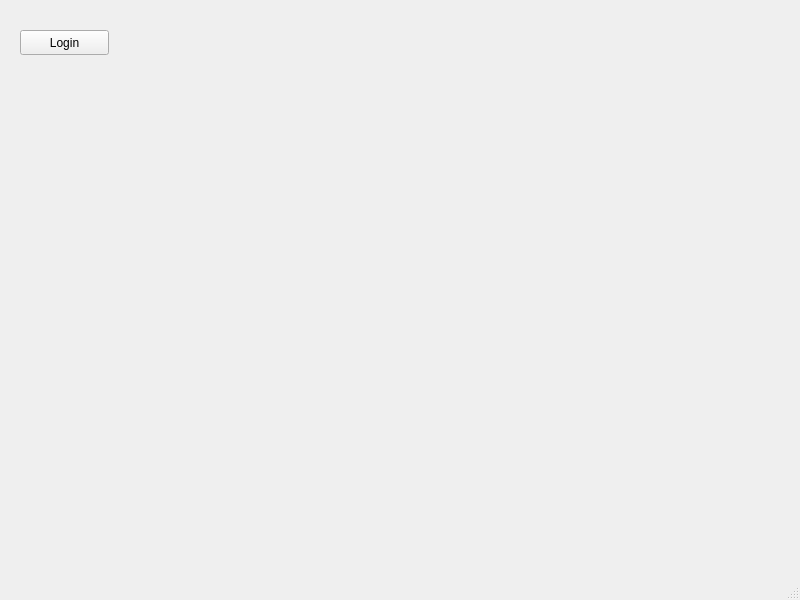
Qt form mainwindow.ui (IndeemaSoftware/QUWI-test) before a commit.
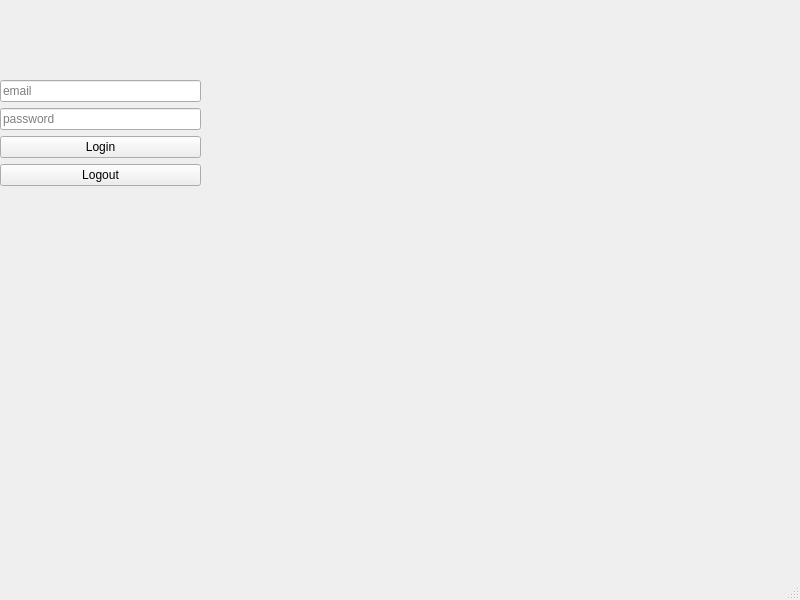
The same form after that commit.

Commit message: Finished login functionality

The edit to the form file:
```diff
--- a/mainwindow.ui
+++ b/mainwindow.ui
@@ -14,17 +14,86 @@
    <string>MainWindow</string>
   </property>
   <widget class="QWidget" name="centralwidget">
-   <widget class="QPushButton" name="loginButton">
+   <widget class="QWidget" name="widget" native="true">
     <property name="geometry">
      <rect>
-      <x>20</x>
-      <y>30</y>
-      <width>89</width>
-      <height>25</height>
+      <x>0</x>
+      <y>80</y>
+      <width>201</width>
+      <height>191</height>
      </rect>
     </property>
-    <property name="text">
-     <string>Login</string>
+    <layout class="QVBoxLayout" name="verticalLayout">
+     <item>
+      <widget class="QLineEdit" name="lineEmail">
+       <property name="toolTip">
+        <string>&lt;html&gt;&lt;head/&gt;&lt;body&gt;&lt;p&gt;email&lt;/p&gt;&lt;/body&gt;&lt;/html&gt;</string>
+       </property>
+       <property name="placeholderText">
+        <string>email</string>
+       </property>
+      </widget>
+     </item>
+     <item>
+      <widget class="QLineEdit" name="linePassword">
+       <property name="toolTip">
+        <string>&lt;html&gt;&lt;head/&gt;&lt;body&gt;&lt;p&gt;password&lt;/p&gt;&lt;p&gt;&lt;br/&gt;&lt;/p&gt;&lt;/body&gt;&lt;/html&gt;</string>
+       </property>
+       <property name="placeholderText">
+        <string>password</string>
+       </property>
+      </widget>
+     </item>
+     <item>
+      <widget class="QPushButton" name="loginButton">
+       <property name="text">
+        <string>Login</string>
+       </property>
+      </widget>
+     </item>
+     <item>
+      <widget class="QPushButton" name="logoutButton">
+       <property name="text">
+        <string>Logout</string>
+       </property>
+      </widget>
+     </item>
+     <item>
+      <widget class="QLabel" name="labelWarning">
+       <property name="styleSheet">
+        <string notr="true">color:red;</string>
+       </property>
+       <property name="text">
+        <string/>
+       </property>
+       <property name="wordWrap">
+        <bool>true</bool>
+       </property>
+      </widget>
+     </item>
+     <item>
+      <spacer name="verticalSpacer">
+       <property name="orientation">
+        <enum>Qt::Vertical</enum>
+       </property>
+       <property name="sizeHint" stdset="0">
+        <size>
+         <width>20</width>
+         <height>40</height>
+        </size>
+       </property>
+      </spacer>
+     </item>
+    </layout>
+   </widget>
+   <widget class="QWidget" name="widget_2" native="true">
+    <property name="geometry">
+     <rect>
+      <x>350</x>
+      <y>120</y>
+      <width>120</width>
+      <height>80</height>
+     </rect>
     </property>
    </widget>
   </widget>
```
The commit also changes 8 other files.
